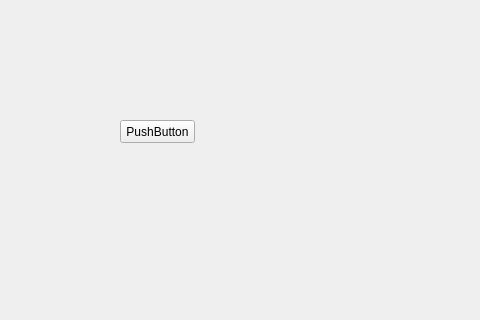
ale-777/AvengersGame, file mainwindow.ui: the form before one commit; both pictures show x 0 to 480 and y 0 to 320 of the 800 by 600 pixel window.
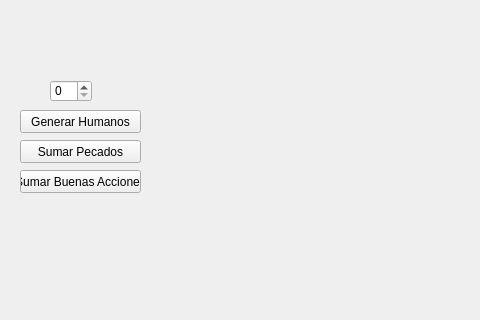
The form after the commit.

Diff of the .ui file:
```diff
--- a/mainwindow.ui
+++ b/mainwindow.ui
@@ -17,14 +17,50 @@
    <widget class="QPushButton" name="pushButton">
     <property name="geometry">
      <rect>
-      <x>120</x>
-      <y>120</y>
-      <width>75</width>
+      <x>20</x>
+      <y>110</y>
+      <width>121</width>
       <height>23</height>
      </rect>
     </property>
     <property name="text">
-     <string>PushButton</string>
+     <string>Generar Humanos</string>
+    </property>
+   </widget>
+   <widget class="QSpinBox" name="numeroHumanos">
+    <property name="geometry">
+     <rect>
+      <x>50</x>
+      <y>80</y>
+      <width>42</width>
+      <height>22</height>
+     </rect>
+    </property>
+   </widget>
+   <widget class="QPushButton" name="sumarPecados">
+    <property name="geometry">
+     <rect>
+      <x>20</x>
+      <y>140</y>
+      <width>121</width>
+      <height>23</height>
+     </rect>
+    </property>
+    <property name="text">
+     <string>Sumar Pecados</string>
+    </property>
+   </widget>
+   <widget class="QPushButton" name="sumarBuenasAcciones">
+    <property name="geometry">
+     <rect>
+      <x>20</x>
+      <y>170</y>
+      <width>121</width>
+      <height>23</height>
+     </rect>
+    </property>
+    <property name="text">
+     <string>Sumar Buenas Acciones</string>
     </property>
    </widget>
   </widget>
```
Left out of the diff: 2 changed lines with no effect on the pictures.
